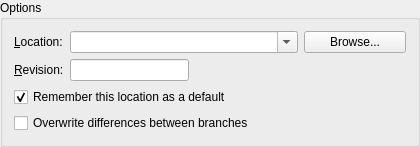
Before: the Qt Designer form ui/pull.ui in breezy-team/qbrz, drawn with Qt 5.
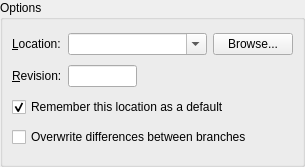
After: the same form once the commit is applied.

Commit message: Fix the layout of qpull

```diff
--- a/ui/pull.ui
+++ b/ui/pull.ui
@@ -1,14 +1,20 @@
 <ui version="4.0" >
  <class>PullForm</class>
- <widget class="QGroupBox" name="PullForm" >
+ <widget class="QWidget" name="PullForm" >
   <property name="geometry" >
    <rect>
     <x>0</x>
     <y>0</y>
-    <width>420</width>
-    <height>131</height>
+    <width>305</width>
+    <height>167</height>
    </rect>
   </property>
+  <layout class="QVBoxLayout" name="verticalLayout" >
+   <property name="margin" >
+    <number>0</number>
+   </property>
+   <item>
+    <widget class="QGroupBox" name="groupBox" >
   <property name="title" >
    <string>Options</string>
   </property>
@@ -54,7 +60,7 @@
     <widget class="QLineEdit" name="revision" />
    </item>
    <item row="1" column="2" colspan="2" >
-    <spacer>
+       <spacer name="spacer" >
      <property name="orientation" >
       <enum>Qt::Horizontal</enum>
      </property>
@@ -81,6 +87,9 @@
      <property name="text" >
       <string>Overwrite differences between branches</string>
      </property>
+       </widget>
+      </item>
+     </layout>
     </widget>
    </item>
   </layout>
```
Lines whose indentation alone changed are shown as unchanged. The commit also changes 3 other files.
